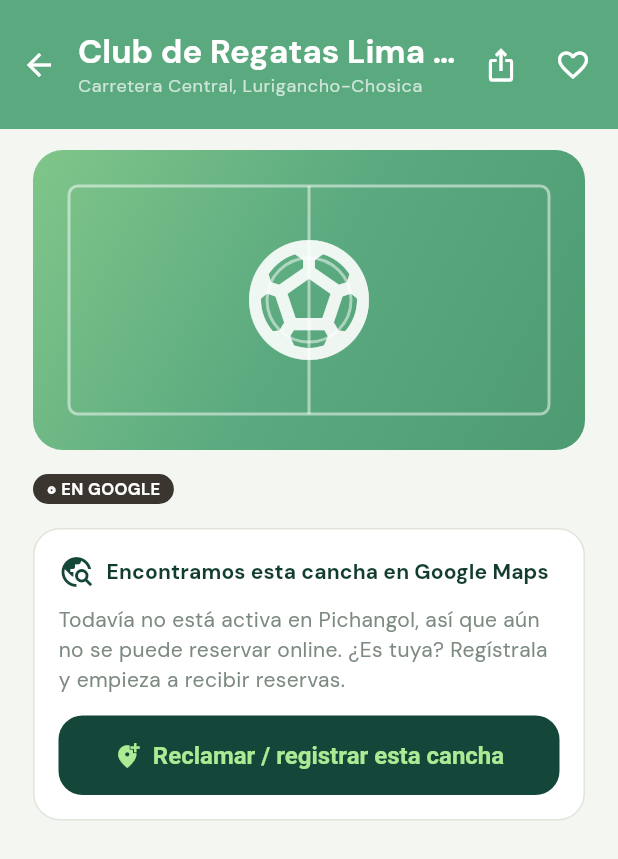
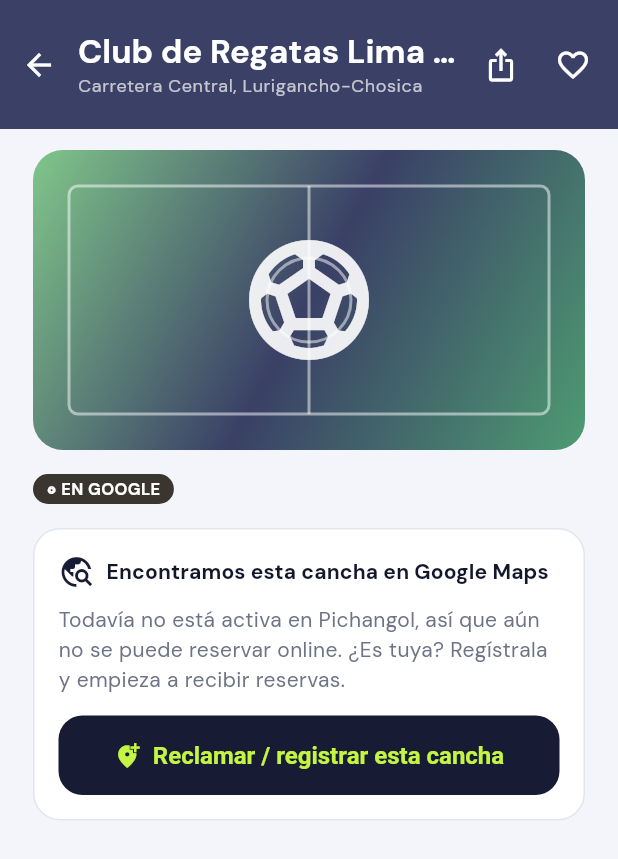
Before and after one commit to dcalagua/canchas-app-lima, a Flutter app: the screen it shows after launch, after a tap on "Saltar", after a tap on "◎ EN GOOGLE", on a phone screen of 412 x 824 dp. Shown: the top 859 px of the screen. Run offline on Flutter 3.47's test engine with Material 3 defaults, Android fonts, the phone set to English and light mode, and no system bars; our stand-ins replace font_awesome_flutter, geocoding, geolocator, google_fonts, google_maps_flutter, google_sign_in and 3 more; accounts and stored records are empty; network calls fail.

Commit message:
Identidad "Cancha nocturna": índigo profundo + lima eléctrica
- theme.dart: remapea los tokens de color (mismos nombres) a la paleta
  nocturna (bosque→índigo #171B34, lima→lima eléctrica #C4F542, papel frío,
  ámbar como energía). Toda la app adopta la identidad sin tocar cada pantalla.
- Ícono/splash uniformizados: fondo índigo + pin lima (adaptive bg #171B34,
  native splash #171B34). Splash animado sobre índigo con pelota lima.

Elegido con el usuario: una sola identidad fuerte (nocturna). El modo
Claro/Oscuro va como siguiente paso (requiere colores dinámicos).

Co-Authored-By: Claude Opus 4.8 (1M context) <noreply@anthropic.com>
Claude-Session: https://claude.ai/code/session_017fg7ijXuZRX6jvFjZELf83

```diff
--- a/lib/screens/splash_screen.dart
+++ b/lib/screens/splash_screen.dart
@@ -9,11 +9,11 @@ import '../theme.dart';
 import 'app_shell.dart';
 import 'onboarding_screen.dart';
 
-const _amarillo = Color(0xFFFFC400); // amarillo fuerte (energía)
+const _indigo = Color(0xFF171B34); // índigo nocturna (fondo)
 
-/// Splash de marca ENERGÉTICO: fondo amarillo fuerte + una pelota que va
-/// cambiando de deporte (fútbol, tenis, básquet, vóley…) con rebote, la marca
-/// Pichangol y un "Cargando…". Gancho visual de ~1.8s antes del mapa.
+/// Splash de marca ENERGÉTICO (identidad Cancha nocturna): fondo índigo + una
+/// pelota LIMA que va cambiando de deporte (fútbol, tenis, básquet, vóley…) con
+/// rebote, la marca Pichangol y un "Cargando…". Gancho visual de ~1.8s.
 class SplashScreen extends StatefulWidget {
   const SplashScreen({super.key});
 
@@ -82,7 +82,7 @@ class _SplashScreenState extends State<SplashScreen>
   @override
   Widget build(BuildContext context) {
     return Scaffold(
-      backgroundColor: _amarillo,
+      backgroundColor: _indigo,
       body: Center(
         child: Column(
           mainAxisSize: MainAxisSize.min,
@@ -98,12 +98,12 @@ class _SplashScreenState extends State<SplashScreen>
                 width: 118,
                 height: 118,
                 decoration: const BoxDecoration(
-                  color: bosque,
+                  color: lima,
                   shape: BoxShape.circle,
                   boxShadow: [
                     BoxShadow(
-                        color: Color(0x33000000),
-                        blurRadius: 18,
+                        color: Color(0x55000000),
+                        blurRadius: 20,
                         offset: Offset(0, 10)),
                   ],
                 ),
@@ -117,7 +117,7 @@ class _SplashScreenState extends State<SplashScreen>
                     child: Icon(
                       _deportes[_i],
                       key: ValueKey(_i),
-                      color: _amarillo,
+                      color: _indigo,
                       size: 58,
                     ),
                   ),
@@ -128,7 +128,7 @@ class _SplashScreenState extends State<SplashScreen>
             Text(
               kBrandName,
               style: const TextStyle(
-                color: bosque,
+                color: lima,
                 fontSize: 42,
                 fontWeight: FontWeight.w900,
                 letterSpacing: -0.5,
@@ -139,7 +139,7 @@ class _SplashScreenState extends State<SplashScreen>
               kBrandTagline,
               textAlign: TextAlign.center,
               style: TextStyle(
-                color: bosque.withOpacity(0.75),
+                color: Colors.white.withOpacity(0.72),
                 fontSize: 15,
                 fontWeight: FontWeight.w700,
               ),
@@ -149,12 +149,12 @@ class _SplashScreenState extends State<SplashScreen>
             const SizedBox(
               width: 26,
               height: 26,
-              child: CircularProgressIndicator(strokeWidth: 3, color: bosque),
+              child: CircularProgressIndicator(strokeWidth: 3, color: lima),
             ),
             const SizedBox(height: 12),
             Text('Cargando…',
                 style: TextStyle(
-                    color: bosque.withOpacity(0.7),
+                    color: Colors.white.withOpacity(0.7),
                     fontWeight: FontWeight.w700,
                     fontSize: 13)),
           ],
--- a/lib/theme.dart
+++ b/lib/theme.dart
@@ -24,19 +24,22 @@ import 'models/models.dart';
 // Requiere en pubspec.yaml → dependencies: google_fonts: ^6.2.1
 // ─────────────────────────────────────────────────────────────────────────
 
-const Color lima = Color(0xFFAEEA94);   // accent / CTA / realce
-const Color sage = Color(0xFF5AA97F);   // acento primario (web EBIM)
-const Color teal = Color(0xFF056769);   // acento de apoyo (teal)
-const Color amarillo = Color(0xFFF2C94C); // acento de energía (pelota, destacado)
-const Color verde = Color(0xFF2E8B66);  // medio
-const Color verdeProfundo = Color(0xFF3F8A66); // window bar / verde profundo
-const Color bosque = Color(0xFF14463A); // primary / superficies oscuras
-const Color tinta = Color(0xFF123D2D);  // texto (verde profundo, NO negro — handoff)
-const Color papel = Color(0xFFF4F6F1);  // fondo app (page)
-const Color papelCalido = Color(0xFFECF0E8); // fondo panel del club
-const Color trazo = Color(0xFFE0E5DB);  // bordes / divisores
-const Color textoTenue = Color(0xFF7C8A80); // muted
-const Color limaSuave = Color(0xFFEFF8E4); // verde soft (tint)
+// ── Identidad "Cancha nocturna": índigo profundo + lima eléctrica + ámbar.
+// (Se mantienen los NOMBRES de los tokens; solo cambian sus valores, así toda
+// la app adopta la identidad sin tocar cada pantalla.)
+const Color lima = Color(0xFFC4F542);   // accent / CTA / realce (lima eléctrica)
+const Color sage = Color(0xFF3A4066);   // índigo medio (degradado de headers)
+const Color teal = Color(0xFF2A2F52);   // índigo de apoyo
+const Color amarillo = Color(0xFFFFB020); // acento de energía (ámbar)
+const Color verde = Color(0xFF2A2F52);  // índigo medio
+const Color verdeProfundo = Color(0xFF1F2340); // índigo profundo
+const Color bosque = Color(0xFF171B34); // primary / superficies oscuras (índigo)
+const Color tinta = Color(0xFF14172B);  // texto (casi negro índigo)
+const Color papel = Color(0xFFF4F5FA);  // fondo app (page, frío)
+const Color papelCalido = Color(0xFFECEEF6); // fondo panel del club
+const Color trazo = Color(0xFFE3E5EE);  // bordes / divisores
+const Color textoTenue = Color(0xFF6E7386); // muted (gris frío)
+const Color limaSuave = Color(0xFFEEF6D6); // tinte lima suave
 
 // ── Colores de estado (chips) — sistema de diseño ─────────────────────────
 const Color estadoOkBg = Color(0xFFE9F4EE);
@@ -64,10 +67,10 @@ const Color arena = verde;      // antes tono "arena"; ahora verde EBIM
 const Color naranjaFutbol = lima;
 const Color fondoApp = papel;
 
-// Superficies de cancha por deporte: degradados verdes EBIM (sin azul/coral).
-const Color arcillaTenis = Color(0xFF5AA97F);
-const Color azulPadel = Color(0xFF2E8B66);
-const Color verdeFutbol = Color(0xFFAEEA94);
+// Superficies de cancha por deporte (armonizan con la identidad nocturna).
+const Color arcillaTenis = Color(0xFF3A4066);
+const Color azulPadel = Color(0xFF2A2F52);
+const Color verdeFutbol = Color(0xFFC4F542);
 
 /// Tinte por deporte (punto del selector de cancha, chips).
 Color colorDeporte(Deporte d) => switch (d) {
```
Also changed, not shown: pubspec.yaml (+4 -4 lines), assets/icon/app_icon.png, assets/icon/app_icon_foreground.png, assets/splash/logo.png.
